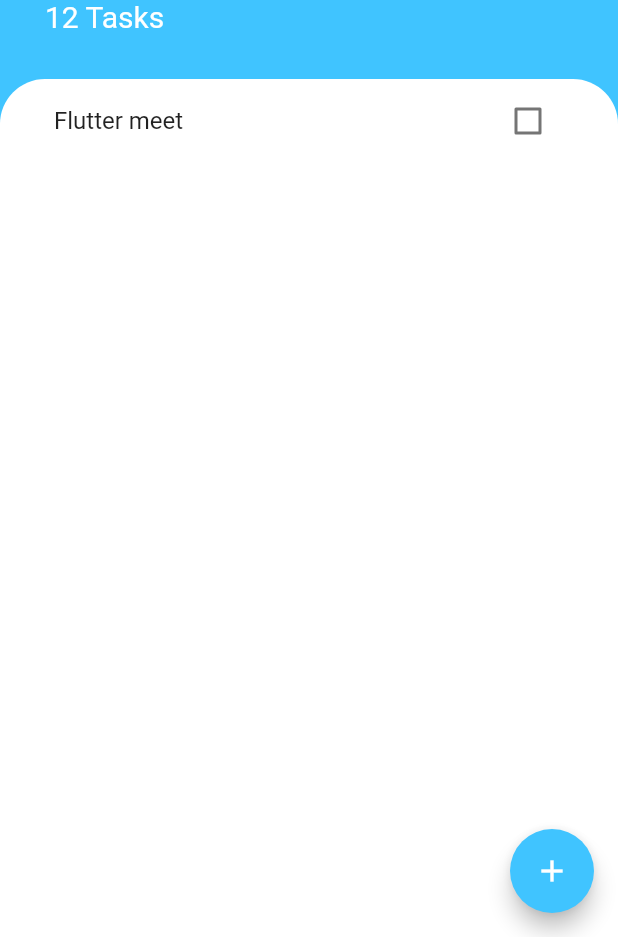
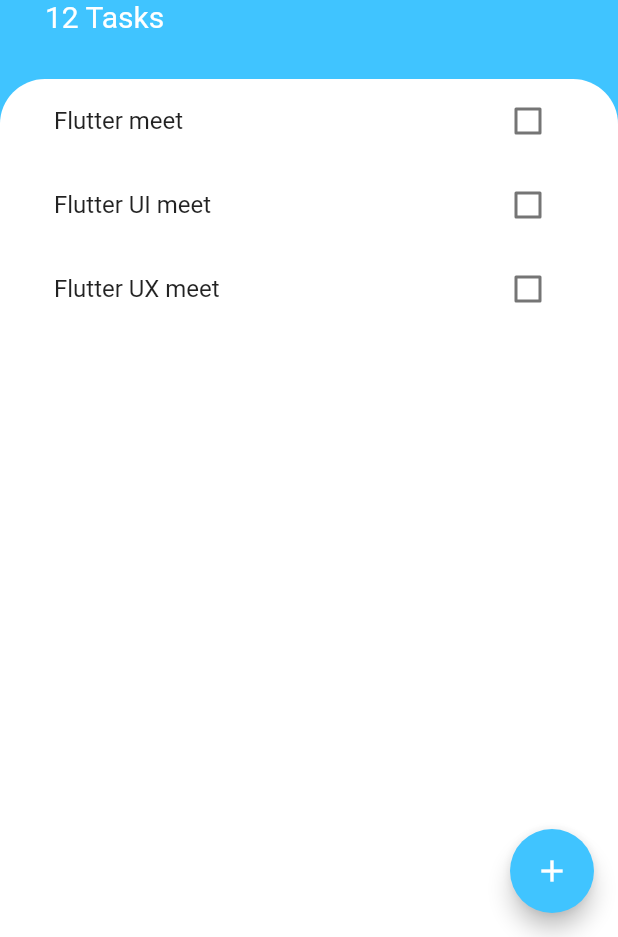
Before and after one commit to abhishek-vaish/Todoey, a Flutter app: the screen it shows after launch, on a phone screen of 412 x 824 dp, the part 299-1236 px from its top. Run offline on Flutter 3.47's test engine with Material 2 defaults, Android fonts, the phone set to English and light mode, and no system bars.

Commit message:
convert ListView Widget to ListView.builder

```diff
--- a/lib/widgets/listViewWidget.dart
+++ b/lib/widgets/listViewWidget.dart
@@ -1,5 +1,6 @@
 import 'package:flutter/material.dart';
 import 'package:todoey_flutter/models/task.dart';
+import 'package:todoey_flutter/widgets/listTileWidget.dart';
 
 class ListViewWidget extends StatefulWidget {
   @override
@@ -8,6 +9,7 @@ class ListViewWidget extends StatefulWidget {
 
 class _ListViewWidgetState extends State<ListViewWidget> {
   bool isChecked = false;
+  Task task = Task();
   List<Task> taskList = [
     Task(name: "Flutter meet"),
     Task(name: "Flutter UI meet"),
@@ -16,35 +18,19 @@ class _ListViewWidgetState extends State<ListViewWidget> {
 
   @override
   Widget build(BuildContext context) {
-    return ListTile(
-      title: Text(
-        taskList[0].name,
-        style: TextStyle(
-            decoration: isChecked ? TextDecoration.lineThrough : null),
-      ),
-      trailing: TaskCheckBox(
-        isChecked: isChecked,
-        onChanged: (newValue) {
-          setState(() {
-            isChecked = newValue;
-          });
-        },
-      ),
+    return ListView.builder(
+      itemBuilder: (BuildContext context, int index) {
+        return ListTileWidget(
+          taskTile: taskList[index].name,
+          isChecked: taskList[index].isChecked,
+          onChanged: (newValue) {
+            setState(() {
+              taskList[index].revertIsChecked();
+            });
+          },
+        );
+      },
+      itemCount: taskList.length,
     );
   }
 }
-
-class TaskCheckBox extends StatelessWidget {
-  final bool isChecked;
-  final Function onChanged;
-
-  TaskCheckBox({this.onChanged, this.isChecked});
-
-  @override
-  Widget build(BuildContext context) {
-    return Checkbox(
-      value: isChecked,
-      onChanged: onChanged,
-    );
-  }
-}
```
